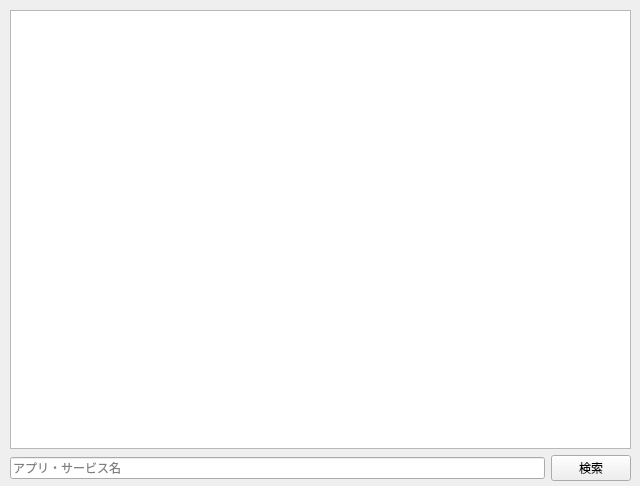
Old version of the form test.ui in the repository NEONS-DESIGN/AccountManager.
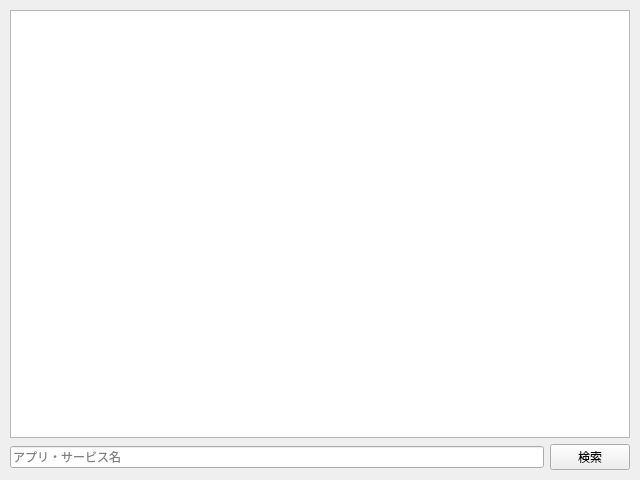
New version of the form.

```diff
--- a/test.ui
+++ b/test.ui
@@ -10,7 +10,7 @@
     <x>0</x>
     <y>0</y>
     <width>640</width>
-    <height>486</height>
+    <height>480</height>
    </rect>
   </property>
   <property name="windowTitle">
@@ -22,8 +22,8 @@
      <rect>
       <x>10</x>
       <y>10</y>
-      <width>621</width>
-      <height>471</height>
+      <width>620</width>
+      <height>460</height>
      </rect>
     </property>
     <layout class="QVBoxLayout" name="verticalLayout">
```
